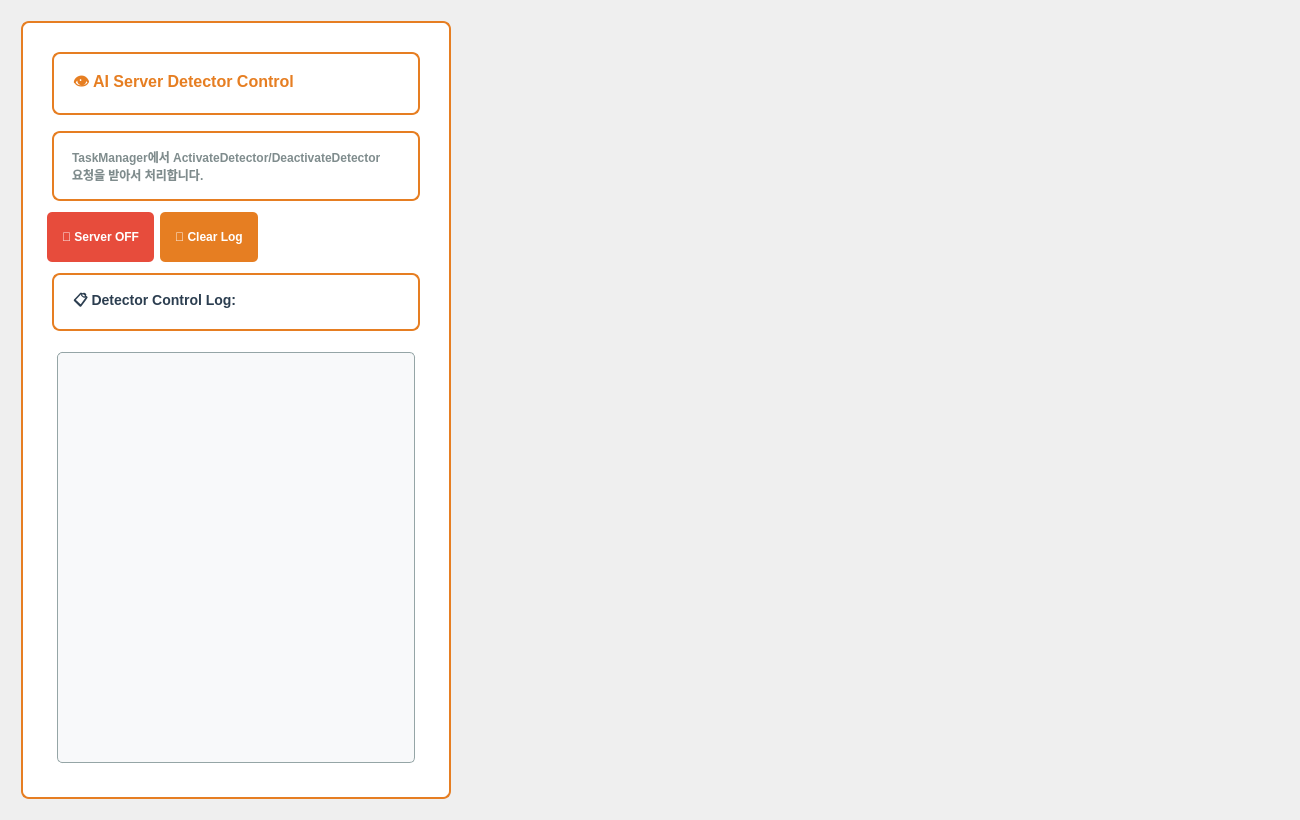
First picture: the form in ros_ws/src/admin/ui/ai_server_control_tab.ui, repository addinedu-ros-9th/ros-repo-1, before the edit.
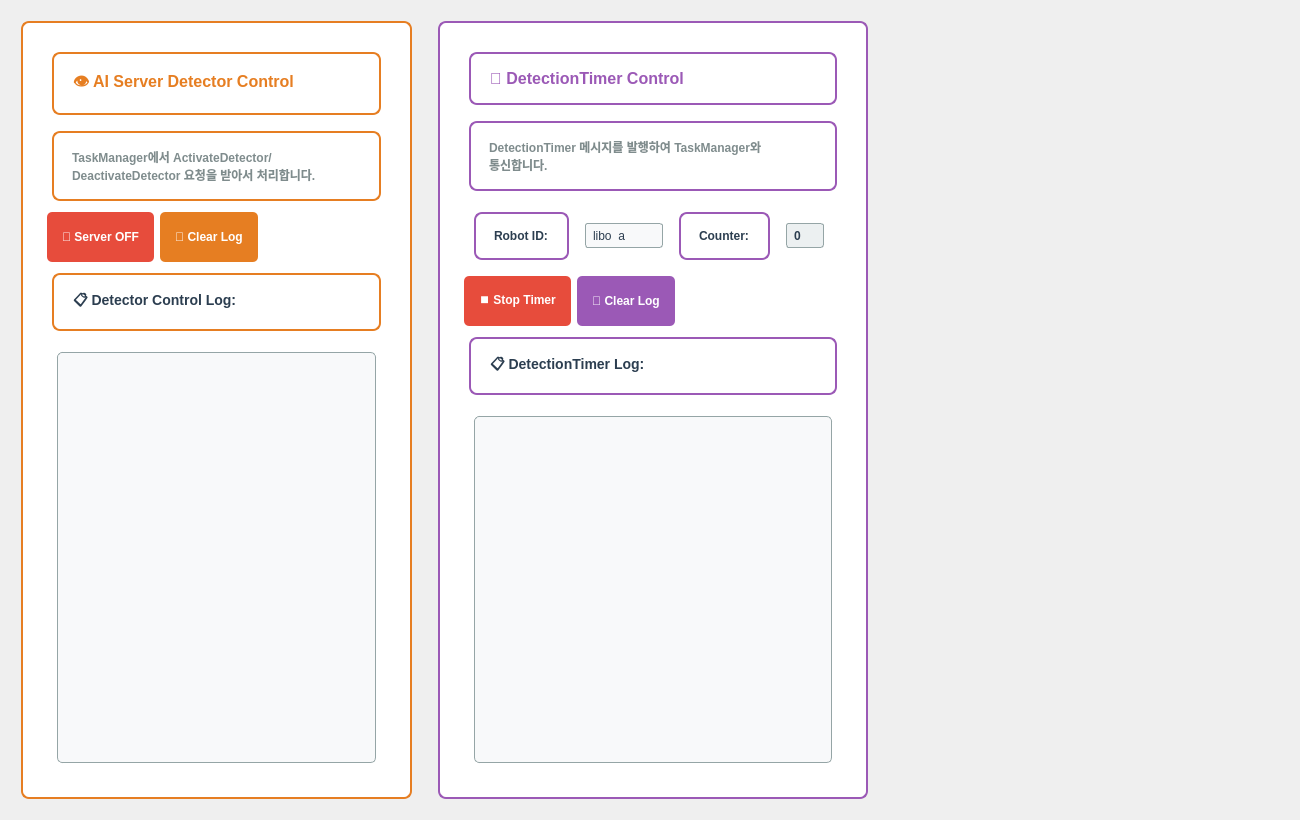
Second picture: the form after the edit.

The edit to the form file:
```diff
--- a/ros_ws/src/admin/ui/ai_server_control_tab.ui
+++ b/ros_ws/src/admin/ui/ai_server_control_tab.ui
@@ -149,7 +149,216 @@
      </layout>
     </widget>
    </item>
-   <!-- 오른쪽: 빈 공간 (2/3 크기) -->
+   <!-- 중앙: DetectionTimer Control Frame (1/3 가로폭, 1/2 세로폭) -->
+   <item>
+    <widget class="QFrame" name="detection_timer_frame">
+     <property name="minimumSize">
+      <size>
+       <width>400</width>
+       <height>0</height>
+      </size>
+     </property>
+     <property name="maximumSize">
+      <size>
+       <width>450</width>
+       <height>16777215</height>
+      </size>
+     </property>
+     <property name="styleSheet">
+      <string>QFrame {
+    border: 2px solid #9b59b6;
+    border-radius: 8px;
+    background-color: #ffffff;
+    margin: 10px;
+    padding: 15px;
+}
+QLabel {
+    color: #2c3e50;
+    font-size: 12px;
+    font-weight: bold;
+}
+QPushButton {
+    background-color: #9b59b6;
+    color: white;
+    border: none;
+    padding: 10px 15px;
+    border-radius: 5px;
+    font-weight: bold;
+    font-size: 12px;
+    min-height: 30px;
+}
+QPushButton:hover {
+    background-color: #8e44ad;
+}
+QPushButton:disabled {
+    background-color: #bdc3c7;
+    color: #7f8c8d;
+}
+QTextEdit {
+    background-color: #f8f9fa;
+    color: #2c3e50;
+    border: 1px solid #95a5a6;
+    border-radius: 5px;
+    font-size: 10px;
+    padding: 5px;
+}
+QLineEdit {
+    background-color: #f8f9fa;
+    color: #2c3e50;
+    border: 1px solid #95a5a6;
+    border-radius: 3px;
+    padding: 5px;
+    font-size: 12px;
+}</string>
+     </property>
+     <layout class="QVBoxLayout" name="detection_timer_layout">
+      <item>
+       <widget class="QLabel" name="detection_timer_title_label">
+        <property name="text">
+         <string>⏰ DetectionTimer Control</string>
+        </property>
+        <property name="styleSheet">
+         <string>font-size: 16px; font-weight: bold; color: #9b59b6; margin: 5px;</string>
+        </property>
+        <property name="minimumSize">
+         <size>
+          <width>0</width>
+          <height>40</height>
+         </size>
+        </property>
+       </widget>
+      </item>
+      <item>
+       <widget class="QLabel" name="detection_timer_description_label">
+        <property name="text">
+         <string>DetectionTimer 메시지를 발행하여 TaskManager와 통신합니다.</string>
+        </property>
+        <property name="styleSheet">
+         <string>font-size: 12px; color: #7f8c8d; margin: 5px;</string>
+        </property>
+        <property name="wordWrap">
+         <bool>true</bool>
+        </property>
+       </widget>
+      </item>
+      <item>
+       <layout class="QHBoxLayout" name="detection_timer_control_layout">
+        <item>
+         <widget class="QLabel" name="robot_id_label">
+          <property name="text">
+           <string>Robot ID:</string>
+          </property>
+         </widget>
+        </item>
+        <item>
+         <widget class="QLineEdit" name="robot_id_edit">
+          <property name="text">
+           <string>libo_a</string>
+          </property>
+          <property name="maximumSize">
+           <size>
+            <width>100</width>
+            <height>25</height>
+           </size>
+          </property>
+         </widget>
+        </item>
+        <item>
+         <widget class="QLabel" name="counter_label">
+          <property name="text">
+           <string>Counter:</string>
+          </property>
+         </widget>
+        </item>
+        <item>
+         <widget class="QLineEdit" name="counter_display">
+          <property name="text">
+           <string>0</string>
+          </property>
+          <property name="readOnly">
+           <bool>true</bool>
+          </property>
+          <property name="maximumSize">
+           <size>
+            <width>60</width>
+            <height>25</height>
+           </size>
+          </property>
+          <property name="styleSheet">
+           <string>background-color: #ecf0f1; color: #2c3e50; border: 1px solid #95a5a6; border-radius: 3px; padding: 5px; font-size: 12px; font-weight: bold;</string>
+          </property>
+         </widget>
+        </item>
+        <item>
+         <spacer name="horizontalSpacer2">
+          <property name="orientation">
+           <enum>Qt::Horizontal</enum>
+          </property>
+          <property name="sizeHint" stdset="0">
+           <size>
+            <width>40</width>
+            <height>20</height>
+           </size>
+          </property>
+         </spacer>
+        </item>
+       </layout>
+      </item>
+      <item>
+       <layout class="QHBoxLayout" name="detection_timer_button_layout">
+        <item>
+         <widget class="QPushButton" name="toggle_detection_timer_button">
+          <property name="text">
+           <string>⏹️ Stop Timer</string>
+          </property>
+          <property name="styleSheet">
+           <string>background-color: #e74c3c; color: white; border: none; padding: 10px 15px; border-radius: 5px; font-weight: bold; font-size: 12px; min-height: 30px;</string>
+          </property>
+         </widget>
+        </item>
+        <item>
+         <widget class="QPushButton" name="clear_detection_log_button">
+          <property name="text">
+           <string>🧹 Clear Log</string>
+          </property>
+         </widget>
+        </item>
+        <item>
+         <spacer name="horizontalSpacer3">
+          <property name="orientation">
+           <enum>Qt::Horizontal</enum>
+          </property>
+          <property name="sizeHint" stdset="0">
+           <size>
+            <width>40</width>
+            <height>20</height>
+           </size>
+          </property>
+         </spacer>
+        </item>
+       </layout>
+      </item>
+      <item>
+       <widget class="QLabel" name="detection_timer_log_title_label">
+        <property name="text">
+         <string>📋 DetectionTimer Log:</string>
+        </property>
+        <property name="styleSheet">
+         <string>font-size: 14px; font-weight: bold; color: #2c3e50; margin: 5px;</string>
+        </property>
+       </widget>
+      </item>
+      <item>
+       <widget class="QTextEdit" name="detection_timer_log_text">
+        <property name="styleSheet">
+         <string>background-color: #f8f9fa; color: #2c3e50; font-size: 10px; border: 1px solid #95a5a6; border-radius: 5px;</string>
+        </property>
+       </widget>
+      </item>
+     </layout>
+    </widget>
+   </item>
+   <!-- 오른쪽: 빈 공간 (1/3 크기) -->
    <item>
     <spacer name="rightSpacer">
      <property name="orientation">
@@ -157,7 +366,7 @@
      </property>
      <property name="sizeHint" stdset="0">
       <size>
-       <width>800</width>
+       <width>400</width>
        <height>20</height>
       </size>
      </property>
```
